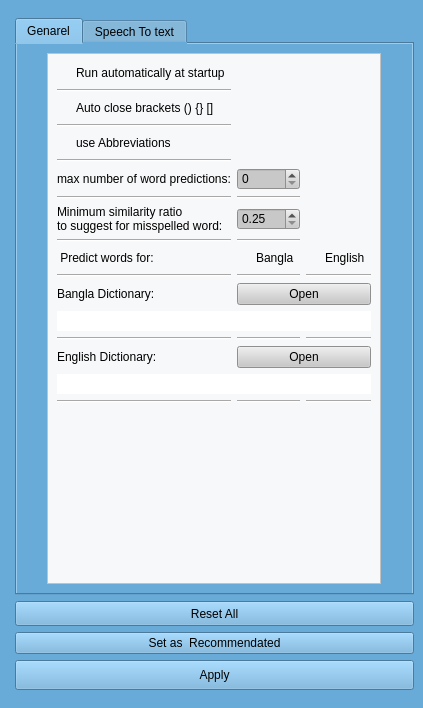
Above: Uis/Options.ui from nabil-bot/kontho-2023 before the change. Below: the same form after it.
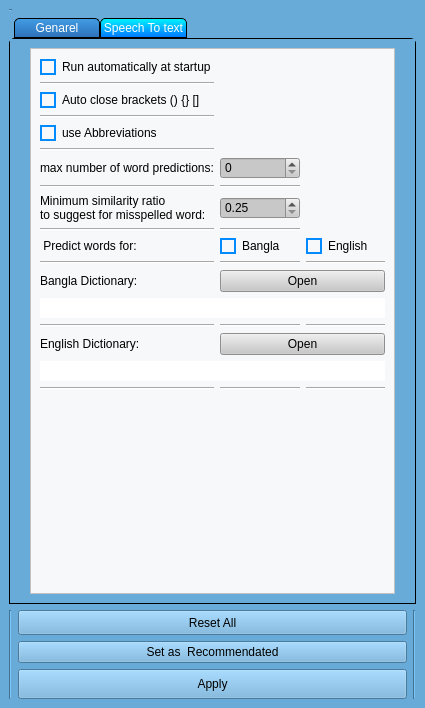
That is the form after the change. Icons and pictures are not drawn.

What changed in the file:
```diff
--- a/Uis/Options.ui
+++ b/Uis/Options.ui
@@ -6,7 +6,7 @@
    <rect>
     <x>0</x>
     <y>0</y>
-    <width>423</width>
+    <width>425</width>
     <height>708</height>
    </rect>
   </property>
@@ -40,6 +40,76 @@
 QLineEdit:hover {
 	background-color: rgb(0, 255, 179);
 }
+QTabWidget::pane {
+    border: 1px solid #000000;
+    border-top-left-radius: 5px;
+    border-top-right-radius: 5px;
+}
+QTabWidget::tab-bar {
+    left: 5px;
+}
+
+QTabBar::tab {
+	background-color:qlineargradient(spread:pad, x1:1, y1:0, x2:1, y2:1, stop:0 rgba(0, 244, 255, 255), stop:1 rgba(3, 115, 255, 255));
+    border: 1px solid #000000;
+    border-top-left-radius: 5px;
+    border-top-right-radius: 5px;
+    min-width: 80px;
+    padding: 2px;
+	color:white
+}
+
+QTabBar::tab:selected {
+    background-color: QLinearGradient( x1: 0, y1: 0, x2: 0, y2: 1, stop: 0 #429de3, stop: 1 #2d70b8);
+	color: rgb(255, 255, 255);
+}
+
+QTabBar::tab:hover {
+	 background-color: qlineargradient(spread:pad, x1:0.505636, y1:0.221, x2:0.431818, y2:1, stop:0 rgba(89, 255, 255, 255), stop:1 rgba(60, 138, 255, 255));
+color:black;
+}
+
+
+QCheckBox {
+ background: transparent;
+height: 18px;
+}
+
+QCheckBox:disabled {
+  background-color: #d3d3d3;
+  border: 1px solid #808080;
+  color: #808080;
+}
+
+QCheckBox::indicator {
+  width: 12px;
+  height: 12px;
+	border: 2px solid rgb(2, 139, 255);
+}
+
+QCheckBox::indicator:unchecked {
+  image: url(:/images/unchecked.png);
+}
+
+QCheckBox::indicator:unchecked:hover {
+  image: url(:/images/unchecked_hover.png);
+	background-color: rgb(0, 227, 255);
+	 width: 14px;
+  height: 14px;
+}
+
+QCheckBox::indicator:checked {
+border: 2px solid green;
+ image: url(Tic_seign.png);
+}
+
+QCheckBox::indicator:checked:hover {
+  image: url(Tic_seign.png);
+ width: 14px;
+  height: 14px;
+}
+
+
 
 </string>
   </property>
@@ -51,7 +121,7 @@
   </property>
   <widget class="QWidget" name="centralwidget">
    <layout class="QGridLayout" name="gridLayout">
-    <item row="4" column="1">
+    <item row="4" column="2">
      <widget class="QPushButton" name="Reset_pushButton">
       <property name="minimumSize">
        <size>
@@ -86,28 +156,118 @@
       </property>
      </widget>
     </item>
-    <item row="8" column="0">
-     <widget class="Line" name="line_9">
-      <property name="orientation">
-       <enum>Qt::Horizontal</enum>
-      </property>
-     </widget>
-    </item>
-    <item row="6" column="0">
-     <widget class="Line" name="line_10">
-      <property name="orientation">
-       <enum>Qt::Horizontal</enum>
-      </property>
-     </widget>
-    </item>
-    <item row="0" column="0">
+    <item row="0" column="1">
      <widget class="Line" name="line_6">
       <property name="orientation">
        <enum>Qt::Horizontal</enum>
       </property>
      </widget>
     </item>
-    <item row="1" column="1" rowspan="2">
+    <item row="5" column="2">
+     <widget class="QPushButton" name="Developer_recomendation_Button">
+      <property name="styleSheet">
+       <string notr="true">QPushButton{
+ padding-top:2px;
+	font: 14pt &quot;MS Shell Dlg 2l&quot;;
+ color: qlineargradient(spread:pad, x1:0, y1:0, x2:0, y2:1, stop:0 rgba(33, 33, 33, 255), stop:1 rgba(75, 75, 75, 255));
+background-color:qlineargradient(spread:pad, x1:1, y1:0, x2:1, y2:1, stop:0 rgba(0, 244, 255, 255), stop:1 rgba(3, 115, 255, 255));
+
+border:1px solid rgb(253, 254, 254);
+
+border-radius:5px;
+}
+QPushButton:hover{
+color: qlineargradient(spread:pad, x1:0, y1:0, x2:1, y2:1, stop:0 rgba(63, 63, 63, 255), stop:1 rgba(33, 33, 33, 255));
+ background-color: qlineargradient(spread:pad, x1:0.505636, y1:0.221, x2:0.431818, y2:1, stop:0 rgba(89, 255, 255, 255), stop:1 rgba(60, 138, 255, 255));
+
+}
+
+QPushButton:pressed{
+background-color: qlineargradient(spread:pad, x1:0.767, y1:1, x2:1, y2:0, stop:0 rgba(0, 244, 255, 255), stop:1 rgba(3, 115, 255, 255));\n&quot;
+
+}</string>
+      </property>
+      <property name="text">
+       <string>Set as  Recommendated</string>
+      </property>
+     </widget>
+    </item>
+    <item row="6" column="2">
+     <widget class="QPushButton" name="Apply_pushButton">
+      <property name="minimumSize">
+       <size>
+        <width>0</width>
+        <height>30</height>
+       </size>
+      </property>
+      <property name="styleSheet">
+       <string notr="true">QPushButton{
+ padding-top:2px;
+	font: 15pt &quot;MS Shell Dlg 2l&quot;;
+ color: qlineargradient(spread:pad, x1:0, y1:0, x2:0, y2:1, stop:0 rgba(33, 33, 33, 255), stop:1 rgba(75, 75, 75, 255));
+background-color:qlineargradient(spread:pad, x1:1, y1:0, x2:1, y2:1, stop:0 rgba(0, 244, 255, 255), stop:1 rgba(3, 115, 255, 255));
+
+border:1px solid rgb(253, 254, 254);
+
+border-radius:5px;
+}
+QPushButton:hover{
+color: qlineargradient(spread:pad, x1:0, y1:0, x2:1, y2:1, stop:0 rgba(63, 63, 63, 255), stop:1 rgba(33, 33, 33, 255));
+ background-color: qlineargradient(spread:pad, x1:0.505636, y1:0.221, x2:0.431818, y2:1, stop:0 rgba(89, 255, 255, 255), stop:1 rgba(60, 138, 255, 255));
+
+}
+
+QPushButton:pressed{
+background-color: qlineargradient(spread:pad, x1:0.767, y1:1, x2:1, y2:0, stop:0 rgba(0, 244, 255, 255), stop:1 rgba(3, 115, 255, 255));\n&quot;
+
+}</string>
+      </property>
+      <property name="text">
+       <string>Apply</string>
+      </property>
+     </widget>
+    </item>
+    <item row="4" column="4">
+     <spacer name="horizontalSpacer_3">
+      <property name="orientation">
+       <enum>Qt::Horizontal</enum>
+      </property>
+      <property name="sizeHint" stdset="0">
+       <size>
+        <width>40</width>
+        <height>20</height>
+       </size>
+      </property>
+     </spacer>
+    </item>
+    <item row="4" column="3" rowspan="3">
+     <widget class="Line" name="line_25">
+      <property name="orientation">
+       <enum>Qt::Vertical</enum>
+      </property>
+     </widget>
+    </item>
+    <item row="4" column="1" rowspan="3">
+     <widget class="Line" name="line_26">
+      <property name="orientation">
+       <enum>Qt::Vertical</enum>
+      </property>
+     </widget>
+    </item>
+    <item row="4" column="0">
+     <spacer name="horizontalSpacer_4">
+      <property name="orientation">
+       <enum>Qt::Horizontal</enum>
+      </property>
+      <property name="sizeHint" stdset="0">
+       <size>
+        <width>40</width>
+        <height>20</height>
+       </size>
+      </property>
+     </spacer>
+    </item>
+    <item row="1" column="1" rowspan="2" colspan="3">
      <widget class="QTabWidget" name="tabWidget">
       <property name="currentIndex">
        <number>0</number>
@@ -119,6 +279,12 @@
        <layout class="QGridLayout" name="gridLayout_4">
         <item row="0" column="1">
          <widget class="QFrame" name="frame">
+          <property name="minimumSize">
+           <size>
+            <width>365</width>
+            <height>0</height>
+           </size>
+          </property>
           <property name="styleSheet">
            <string notr="true">QFrame{	
 background-color: rgba(250, 250, 250, 250);
@@ -173,6 +339,12 @@
           <layout class="QGridLayout" name="gridLayout_5">
            <item row="11" column="2">
             <widget class="QCheckBox" name="checkBox_2">
+             <property name="minimumSize">
+              <size>
+               <width>18</width>
+               <height>0</height>
+              </size>
+             </property>
              <property name="text">
               <string>English</string>
              </property>
@@ -211,6 +383,12 @@
            </item>
            <item row="11" column="1">
             <widget class="QCheckBox" name="checkBox">
+             <property name="minimumSize">
+              <size>
+               <width>0</width>
+               <height>18</height>
+              </size>
+             </property>
              <property name="text">
               <string>Bangla</string>
              </property>
@@ -848,70 +1026,6 @@
       </widget>
      </widget>
     </item>
-    <item row="5" column="1">
-     <widget class="QPushButton" name="Developer_recomendation_Button">
-      <property name="styleSheet">
-       <string notr="true">QPushButton{
- padding-top:2px;
-	font: 14pt &quot;MS Shell Dlg 2l&quot;;
- color: qlineargradient(spread:pad, x1:0, y1:0, x2:0, y2:1, stop:0 rgba(33, 33, 33, 255), stop:1 rgba(75, 75, 75, 255));
-background-color:qlineargradient(spread:pad, x1:1, y1:0, x2:1, y2:1, stop:0 rgba(0, 244, 255, 255), stop:1 rgba(3, 115, 255, 255));
-
-border:1px solid rgb(253, 254, 254);
-
-border-radius:5px;
-}
-QPushButton:hover{
-color: qlineargradient(spread:pad, x1:0, y1:0, x2:1, y2:1, stop:0 rgba(63, 63, 63, 255), stop:1 rgba(33, 33, 33, 255));
- background-color: qlineargradient(spread:pad, x1:0.505636, y1:0.221, x2:0.431818, y2:1, stop:0 rgba(89, 255, 255, 255), stop:1 rgba(60, 138, 255, 255));
-
-}
-
-QPushButton:pressed{
-background-color: qlineargradient(spread:pad, x1:0.767, y1:1, x2:1, y2:0, stop:0 rgba(0, 244, 255, 255), stop:1 rgba(3, 115, 255, 255));\n&quot;
-
-}</string>
-      </property>
-      <property name="text">
-       <string>Set as  Recommendated</string>
-      </property>
-     </widget>
-    </item>
-    <item row="6" column="1">
-     <widget class="QPushButton" name="Apply_pushButton">
-      <property name="minimumSize">
-       <size>
-        <width>0</width>
-        <height>30</height>
-       </size>
-      </property>
-      <property name="styleSheet">
-       <string notr="true">QPushButton{
- padding-top:2px;
-	font: 15pt &quot;MS Shell Dlg 2l&quot;;
- color: qlineargradient(spread:pad, x1:0, y1:0, x2:0, y2:1, stop:0 rgba(33, 33, 33, 255), stop:1 rgba(75, 75, 75, 255));
-background-color:qlineargradient(spread:pad, x1:1, y1:0, x2:1, y2:1, stop:0 rgba(0, 244, 255, 255), stop:1 rgba(3, 115, 255, 255));
-
-border:1px solid rgb(253, 254, 254);
-
-border-radius:5px;
-}
-QPushButton:hover{
-color: qlineargradient(spread:pad, x1:0, y1:0, x2:1, y2:1, stop:0 rgba(63, 63, 63, 255), stop:1 rgba(33, 33, 33, 255));
- background-color: qlineargradient(spread:pad, x1:0.505636, y1:0.221, x2:0.431818, y2:1, stop:0 rgba(89, 255, 255, 255), stop:1 rgba(60, 138, 255, 255));
-
-}
-
-QPushButton:pressed{
-background-color: qlineargradient(spread:pad, x1:0.767, y1:1, x2:1, y2:0, stop:0 rgba(0, 244, 255, 255), stop:1 rgba(3, 115, 255, 255));\n&quot;
-
-}</string>
-      </property>
-      <property name="text">
-       <string>Apply</string>
-      </property>
-     </widget>
-    </item>
    </layout>
   </widget>
  </widget>
```
Left out of the diff: 26 changed lines with no effect on the pictures.
